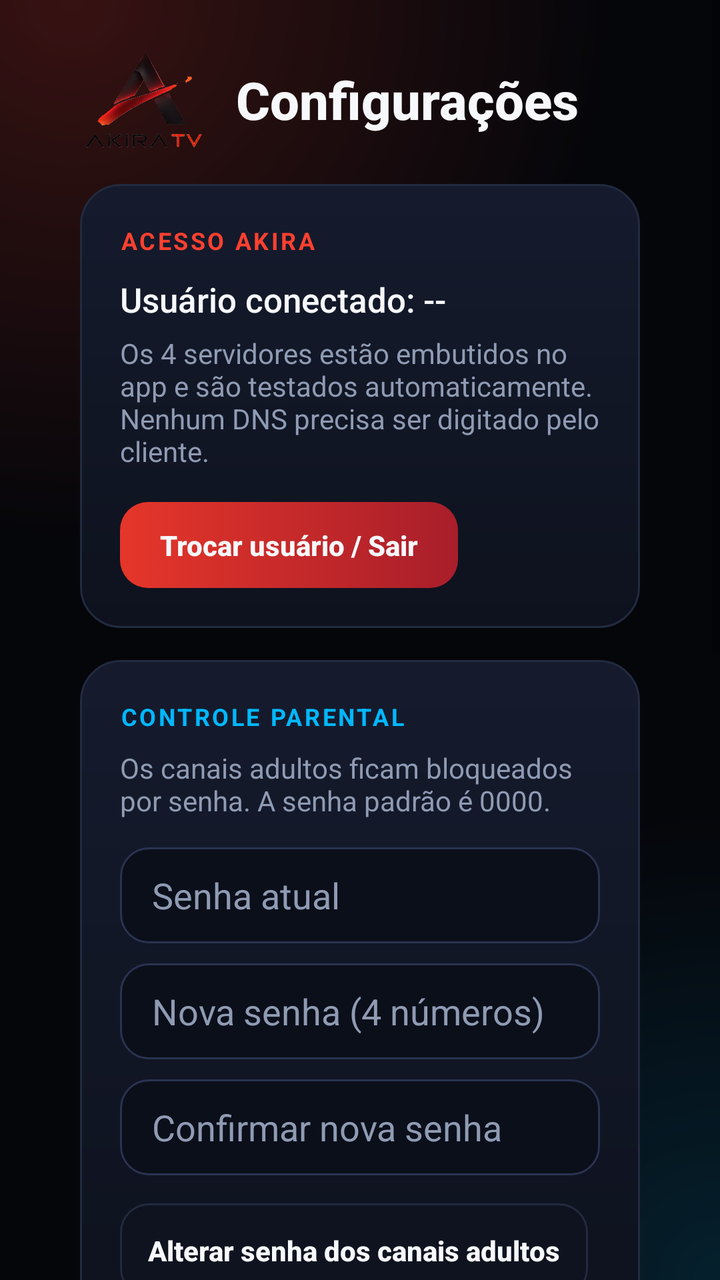
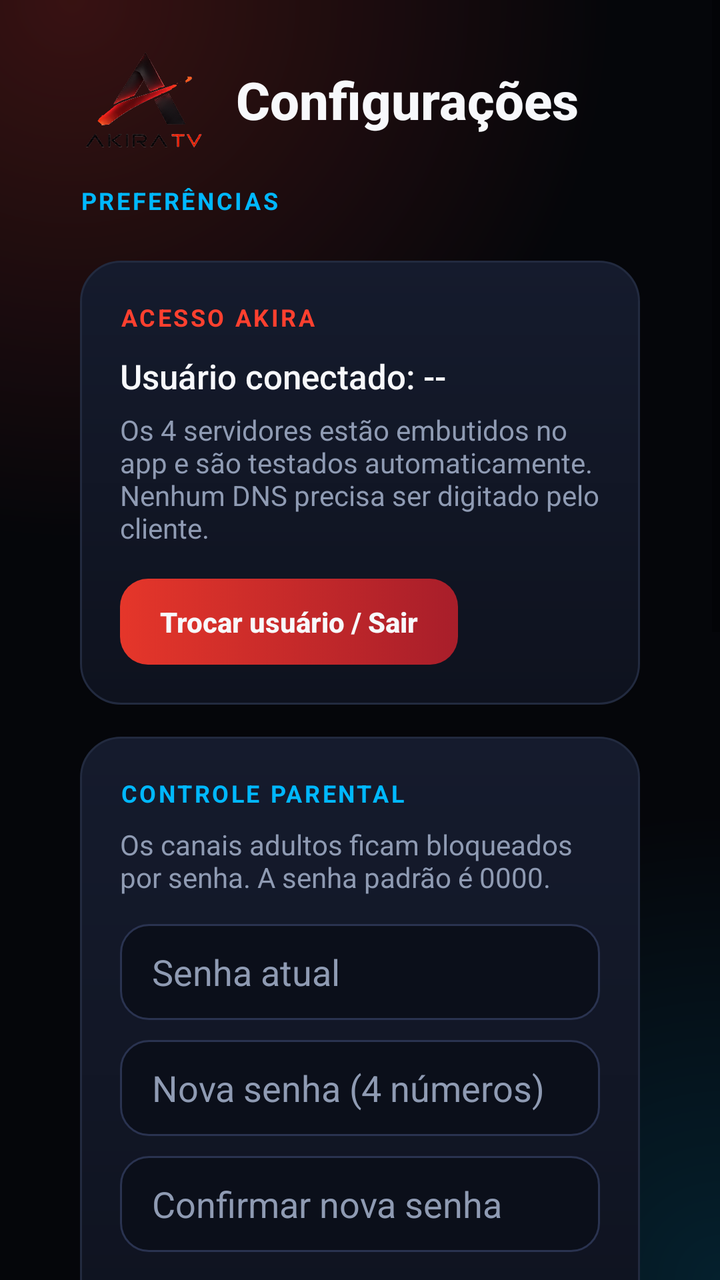

Compare the two renders of this Android layout. The source of the first and the diff that turns it into the second are given below.
<!-- AndroidManifest.xml: application theme Theme.Akira -->
<!-- res/layout/activity_settings.xml -->
<?xml version="1.0" encoding="utf-8"?>
<ScrollView xmlns:android="http://schemas.android.com/apk/res/android"
    android:layout_width="match_parent"
    android:layout_height="match_parent"
    android:background="@drawable/bg_app"
    android:fillViewport="true">

    <LinearLayout
        android:layout_width="match_parent"
        android:layout_height="wrap_content"
        android:orientation="vertical"
        android:paddingStart="40dp"
        android:paddingTop="24dp"
        android:paddingEnd="40dp"
        android:paddingBottom="28dp">

        
        <LinearLayout
            android:layout_width="match_parent"
            android:layout_height="wrap_content"
            android:gravity="center_vertical"
            android:orientation="horizontal">

            <ImageView
                android:layout_width="64dp"
                android:layout_height="52dp"
                android:contentDescription="Akira"
                android:scaleType="centerInside"
                android:src="@drawable/akira_brand" />

            <TextView
                android:layout_width="0dp"
                android:layout_height="wrap_content"
                android:layout_marginStart="14dp"
                android:layout_weight="1"
                android:fontFamily="sans-serif-medium"
                android:text="Configurações"
                android:textColor="@color/akira_text"
                android:textSize="26sp"
                android:textStyle="bold" />
        </LinearLayout>

        <LinearLayout
            android:layout_width="match_parent"
            android:layout_height="wrap_content"
            android:layout_marginTop="16dp"
            android:background="@drawable/bg_panel"
            android:orientation="vertical"
            android:padding="20dp">

            <TextView
                android:layout_width="match_parent"
                android:layout_height="wrap_content"
                android:letterSpacing="0.1"
                android:text="ACESSO AKIRA"
                android:textColor="@color/akira_red"
                android:textSize="12sp"
                android:textStyle="bold" />

            <TextView
                android:id="@+id/currentUser"
                android:layout_width="match_parent"
                android:layout_height="wrap_content"
                android:layout_marginTop="10dp"
                android:fontFamily="sans-serif-medium"
                android:text="Usuário conectado: --"
                android:textColor="@color/akira_text"
                android:textSize="17sp" />

            <TextView
                android:layout_width="match_parent"
                android:layout_height="wrap_content"
                android:layout_marginTop="6dp"
                android:text="Os 4 servidores estão embutidos no app e são testados automaticamente. Nenhum DNS precisa ser digitado pelo cliente."
                android:textColor="@color/akira_muted"
                android:textSize="14sp" />

            <TextView
                android:id="@+id/changeUser"
                android:layout_width="wrap_content"
                android:layout_height="wrap_content"
                android:layout_marginTop="16dp"
                android:background="@drawable/bg_card_red"
                android:clickable="true"
                android:focusable="true"
                android:fontFamily="sans-serif-medium"
                android:text="Trocar usuário / Sair"
                android:textColor="@color/akira_text"
                android:textStyle="bold" />

        </LinearLayout>

        <LinearLayout
            android:layout_width="match_parent"
            android:layout_height="wrap_content"
            android:layout_marginTop="16dp"
            android:background="@drawable/bg_panel"
            android:orientation="vertical"
            android:padding="20dp">

            <TextView
                android:layout_width="match_parent"
                android:layout_height="wrap_content"
                android:letterSpacing="0.1"
                android:text="CONTROLE PARENTAL"
                android:textColor="@color/akira_blue"
                android:textSize="12sp"
                android:textStyle="bold" />

            <TextView
                android:layout_width="match_parent"
                android:layout_height="wrap_content"
                android:layout_marginTop="8dp"
                android:text="Os canais adultos ficam bloqueados por senha. A senha padrão é 0000."
                android:textColor="@color/akira_muted"
                android:textSize="14sp" />

            <EditText
                android:id="@+id/currentAdultPin"
                android:layout_width="match_parent"
                android:layout_height="48dp"
                android:layout_marginTop="14dp"
                android:background="@drawable/bg_input"
                android:hint="Senha atual"
                android:inputType="numberPassword"
                android:maxLength="4"
                android:paddingStart="16dp"
                android:paddingEnd="16dp"
                android:singleLine="true"
                android:textColor="@color/akira_text"
                android:textColorHint="@color/akira_muted" />

            <EditText
                android:id="@+id/newAdultPin"
                android:layout_width="match_parent"
                android:layout_height="48dp"
                android:layout_marginTop="10dp"
                android:background="@drawable/bg_input"
                android:hint="Nova senha (4 números)"
                android:inputType="numberPassword"
                android:maxLength="4"
                android:paddingStart="16dp"
                android:paddingEnd="16dp"
                android:singleLine="true"
                android:textColor="@color/akira_text"
                android:textColorHint="@color/akira_muted" />

            <EditText
                android:id="@+id/confirmAdultPin"
                android:layout_width="match_parent"
                android:layout_height="48dp"
                android:layout_marginTop="10dp"
                android:background="@drawable/bg_input"
                android:hint="Confirmar nova senha"
                android:inputType="numberPassword"
                android:maxLength="4"
                android:paddingStart="16dp"
                android:paddingEnd="16dp"
                android:singleLine="true"
                android:textColor="@color/akira_text"
                android:textColorHint="@color/akira_muted" />

            <TextView
                android:id="@+id/saveAdultPin"
                android:layout_width="wrap_content"
                android:layout_height="wrap_content"
                android:layout_marginTop="14dp"
                android:background="@drawable/bg_item"
                android:clickable="true"
                android:focusable="true"
                android:fontFamily="sans-serif-medium"
                android:padding="14dp"
                android:text="Alterar senha dos canais adultos"
                android:textColor="@color/akira_text"
                android:textStyle="bold" />

        </LinearLayout>

        <LinearLayout
            android:layout_width="match_parent"
            android:layout_height="wrap_content"
            android:layout_marginTop="16dp"
            android:background="@drawable/bg_panel"
            android:orientation="vertical"
            android:padding="20dp">

            <TextView
                android:layout_width="match_parent"
                android:layout_height="wrap_content"
                android:letterSpacing="0.1"
                android:text="PAINEL ADMINISTRATIVO (OPCIONAL)"
                android:textColor="@color/akira_blue"
                android:textSize="12sp"
                android:textStyle="bold" />

            <TextView
                android:layout_width="match_parent"
                android:layout_height="wrap_content"
                android:layout_marginTop="8dp"
                android:text="Deixe vazio para usar somente o login direto com os 4 servidores integrados."
                android:textColor="@color/akira_muted"
                android:textSize="14sp" />

            <EditText
                android:id="@+id/panelUrl"
                android:layout_width="match_parent"
                android:layout_height="48dp"
                android:layout_marginTop="12dp"
                android:background="@drawable/bg_input"
                android:hint="https://seu-dominio.com/akira"
                android:inputType="textUri"
                android:paddingStart="16dp"
                android:paddingEnd="16dp"
                android:singleLine="true"
                android:textColor="@color/akira_text"
                android:textColorHint="@color/akira_muted" />

            <TextView
                android:id="@+id/settingsDeviceId"
                android:layout_width="match_parent"
                android:layout_height="wrap_content"
                android:layout_marginTop="18dp"
                android:text="ID do dispositivo: --"
                android:textColor="@color/akira_text"
                android:textSize="15sp" />

            <TextView
                android:layout_width="match_parent"
                android:layout_height="wrap_content"
                android:layout_marginTop="6dp"
                android:text="Quando usar o painel, associe este ID a uma ou mais listas."
                android:textColor="@color/akira_muted"
                android:textSize="14sp" />

            <LinearLayout
                android:layout_width="match_parent"
                android:layout_height="wrap_content"
                android:layout_marginTop="18dp"
                android:orientation="horizontal">

                <TextView
                    android:id="@+id/saveSettings"
                    android:layout_width="wrap_content"
                    android:layout_height="wrap_content"
                    android:layout_marginEnd="12dp"
                    android:background="@drawable/bg_card_red"
                    android:clickable="true"
                    android:focusable="true"
                    android:fontFamily="sans-serif-medium"
                    android:text="Salvar"
                    android:textColor="@color/akira_text"
                    android:textStyle="bold" />

                <TextView
                    android:id="@+id/testPanel"
                    android:layout_width="wrap_content"
                    android:layout_height="wrap_content"
                    android:background="@drawable/bg_item"
                    android:clickable="true"
                    android:focusable="true"
                    android:fontFamily="sans-serif-medium"
                    android:padding="14dp"
                    android:text="Testar modo"
                    android:textColor="@color/akira_text"
                    android:textStyle="bold" />
            </LinearLayout>

        </LinearLayout>

        <LinearLayout
            android:layout_width="match_parent"
            android:layout_height="wrap_content"
            android:layout_marginTop="16dp"
            android:background="@drawable/bg_panel"
            android:orientation="vertical"
            android:padding="20dp">

            <TextView
                android:layout_width="match_parent"
                android:layout_height="wrap_content"
                android:letterSpacing="0.1"
                android:text="SOBRE O APLICATIVO"
                android:textColor="@color/akira_blue"
                android:textSize="12sp"
                android:textStyle="bold" />

            <TextView
                android:id="@+id/appVersionValue"
                android:layout_width="match_parent"
                android:layout_height="wrap_content"
                android:layout_marginTop="10dp"
                android:fontFamily="sans-serif-medium"
                android:text="Versão do aplicativo: --"
                android:textColor="@color/akira_text"
                android:textSize="17sp" />

            <TextView
                android:layout_width="match_parent"
                android:layout_height="wrap_content"
                android:layout_marginTop="5dp"
                android:text="AKIRA ONE • Aplicativo oficial"
                android:textColor="@color/akira_muted"
                android:textSize="14sp" />

            <TextView
                android:id="@+id/checkUpdate"
                android:layout_width="wrap_content"
                android:layout_height="wrap_content"
                android:layout_marginTop="16dp"
                android:background="@drawable/bg_item"
                android:clickable="true"
                android:focusable="true"
                android:fontFamily="sans-serif-medium"
                android:padding="14dp"
                android:text="Verificar atualização"
                android:textColor="@color/akira_text"
                android:textStyle="bold" />

        </LinearLayout>

        <TextView
            android:id="@+id/testResult"
            android:layout_width="match_parent"
            android:layout_height="wrap_content"
            android:paddingTop="16dp"
            android:text=""
            android:textColor="@color/akira_green" />
    </LinearLayout>
</ScrollView>
<!-- resources referenced by this layout -->
<resources>
  <color name="akira_blue">#00B8FF</color>
  <color name="akira_green">#22E39A</color>
  <color name="akira_muted">#8F9BB3</color>
  <color name="akira_red">#FF402F</color>
  <color name="akira_text">#F7F8FB</color>
  <!-- drawable bg_app (drawable) -->
  <?xml version="1.0" encoding="utf-8"?>
  <layer-list xmlns:android="http://schemas.android.com/apk/res/android">
      <item>
          <shape android:shape="rectangle"><solid android:color="#05060A" /></shape>
      </item>
      <item>
          <shape android:shape="rectangle">
              <gradient android:type="radial" android:centerX="0.1" android:centerY="0.0"
                  android:gradientRadius="75%" android:startColor="#33FF402F" android:endColor="#00FF402F" />
          </shape>
      </item>
      <item>
          <shape android:shape="rectangle">
              <gradient android:type="radial" android:centerX="1.0" android:centerY="1.0"
                  android:gradientRadius="65%" android:startColor="#2400B8FF" android:endColor="#0000B8FF" />
          </shape>
      </item>
  </layer-list>
  <!-- drawable bg_input (drawable) -->
  <?xml version="1.0" encoding="utf-8"?>
  <selector xmlns:android="http://schemas.android.com/apk/res/android">
      <item android:state_focused="true">
          <shape android:shape="rectangle">
              <solid android:color="#141A2B" />
              <stroke android:width="2dp" android:color="#FF402F" />
              <corners android:radius="14dp" />
          </shape>
      </item>
      <item>
          <shape android:shape="rectangle">
              <solid android:color="#0B0F1A" />
              <stroke android:width="1dp" android:color="#2A3350" />
              <corners android:radius="14dp" />
          </shape>
      </item>
  </selector>
  <!-- drawable bg_item (drawable) -->
  <?xml version="1.0" encoding="utf-8"?>
  <selector xmlns:android="http://schemas.android.com/apk/res/android">
      <item android:state_focused="true">
          <shape android:shape="rectangle">
              <solid android:color="#1F2740" />
              <stroke android:width="2dp" android:color="#FFFFFF" />
              <corners android:radius="14dp" />
          </shape>
      </item>
      <item>
          <shape android:shape="rectangle">
              <solid android:color="#0F1320" />
              <stroke android:width="1dp" android:color="#222A3F" />
              <corners android:radius="14dp" />
          </shape>
      </item>
  </selector>
  <!-- drawable bg_panel (drawable) -->
  <?xml version="1.0" encoding="utf-8"?>
  <shape xmlns:android="http://schemas.android.com/apk/res/android" android:shape="rectangle">
      <gradient android:angle="90" android:startColor="#0E121E" android:endColor="#151B2D" />
      <corners android:radius="20dp" />
      <stroke android:width="1dp" android:color="#222A3F" />
  </shape>
  <color name="akira_bg">#05060A</color>
  <color name="akira_red_dark">#B8221B</color>
  <color name="akira_surface">#0F1320</color>
  <style name="ThemeOverlay.Akira.Dialog" parent="ThemeOverlay.MaterialComponents.Dialog.Alert">
          <item name="android:windowBackground">@drawable/bg_dialog</item>
          <item name="colorPrimary">@color/akira_red</item>
          <item name="colorAccent">@color/akira_red</item>
          <item name="android:colorAccent">@color/akira_red</item>
          <item name="android:textColorPrimary">@color/akira_text</item>
          <item name="android:textColorSecondary">@color/akira_muted</item>
          <item name="textColorAlertDialogListItem">@color/akira_text</item>
      </style>
  <!-- drawable bg_dialog (drawable) -->
  <?xml version="1.0" encoding="utf-8"?>
  <shape xmlns:android="http://schemas.android.com/apk/res/android" android:shape="rectangle">
      <solid android:color="#0F1320" />
      <stroke android:width="1dp" android:color="#2A3350" />
      <corners android:radius="20dp" />
  </shape>
  <!-- unchanged entries left out for length: 3 -->
</resources>

<!-- the commit's change to res/layout/activity_settings.xml (unified diff, before → after) -->
@@ -1,5 +1,6 @@
 <?xml version="1.0" encoding="utf-8"?>
 <ScrollView xmlns:android="http://schemas.android.com/apk/res/android"
+    android:id="@+id/settingsScroll"
     android:layout_width="match_parent"
     android:layout_height="match_parent"
     android:background="@drawable/bg_app"
@@ -39,6 +40,26 @@
                 android:textSize="26sp"
                 android:textStyle="bold" />
         </LinearLayout>
+
+        
+        <TextView
+            android:layout_width="match_parent"
+            android:layout_height="wrap_content"
+            android:layout_marginTop="16dp"
+            android:letterSpacing="0.1"
+            android:text="PREFERÊNCIAS"
+            android:textColor="@color/akira_blue"
+            android:textSize="12sp"
+            android:textStyle="bold" />
+
+        <LinearLayout
+            android:id="@+id/prefsGrid"
+            android:layout_width="match_parent"
+            android:layout_height="wrap_content"
+            android:layout_marginStart="-5dp"
+            android:layout_marginTop="6dp"
+            android:layout_marginEnd="-5dp"
+            android:orientation="vertical" />
 
         <LinearLayout
             android:layout_width="match_parent"
